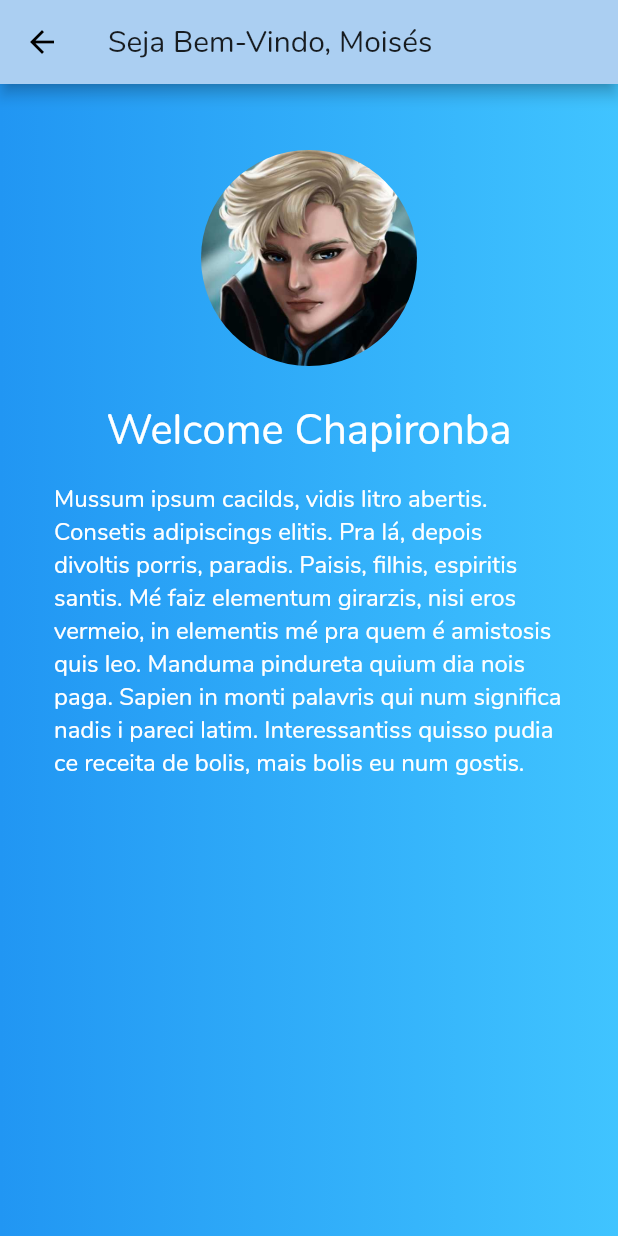
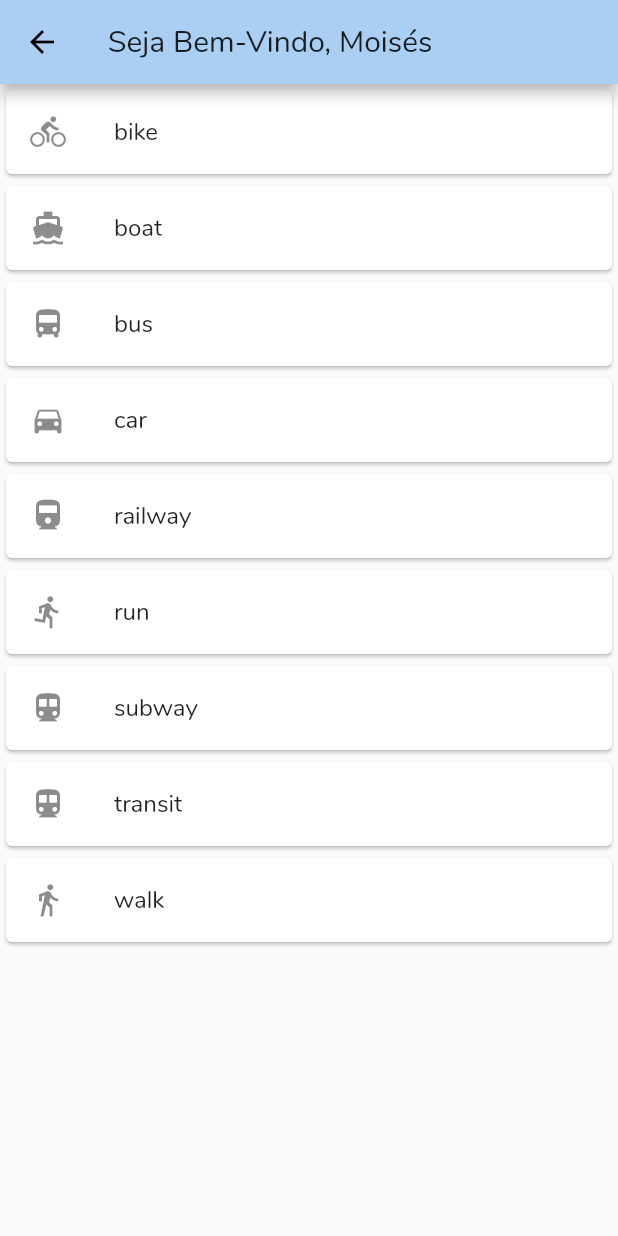
Before and after one commit to ElsonTMarques/MyDoctor, a Flutter app: the Receita screen opened by its route, on a phone screen of 412 x 824 dp. Run offline on Flutter 3.47's test engine with Material 2 defaults, Android fonts, the phone set to English and light mode, and no system bars.

Commit message:
Componentizacao do Drawer e inclusao List View

```diff
--- a/lib/drawer_menu.dart
+++ b/lib/drawer_menu.dart
@@ -1,10 +1,12 @@
 import 'package:flutter/material.dart';
-import 'package:my_doctor/receita/receita.dart';
+import 'package:my_doctor/receita.dart';
 
 class DrawerMenu extends StatelessWidget {
   @override
   Widget build(BuildContext context) {
-    return Container();
+    return Container(
+      child: _createDrawerList(context),
+    );
   }
 
   Widget _createDrawerList(BuildContext context) {
--- a/lib/home_page.dart
+++ b/lib/home_page.dart
@@ -1,5 +1,6 @@
 import 'package:flutter/material.dart';
-import 'package:my_doctor/receita/receita.dart';
+import 'package:my_doctor/drawer_menu.dart';
+import 'package:my_doctor/receita.dart';
 
 class HomePage extends StatelessWidget {
   static String tag = 'home-page';
@@ -53,6 +54,7 @@ class HomePage extends StatelessWidget {
         title: Text("Seja Bem-Vindo, Moisés"),
         backgroundColor: Color(0xffABCFF2),
       ),
+      drawer: DrawerMenu(),
       body: body,
       //drawer: _createDrawerList(context),
     );
--- a/lib/main.dart
+++ b/lib/main.dart
@@ -1,5 +1,5 @@
 import 'package:flutter/material.dart';
-import 'package:my_doctor/receita/receita.dart';
+import 'package:my_doctor/receita.dart';
 import 'login_page.dart';
 import 'home_page.dart';
 
--- /dev/null
+++ b/lib/receita.dart
@@ -0,0 +1,56 @@
+import 'package:flutter/material.dart';
+
+class Receita extends StatelessWidget {
+  static String tag = 'receita-page';
+
+  @override
+  Widget build(BuildContext context) {
+
+    // final body = Container(
+    //   width: MediaQuery.of(context).size.width,
+    //   padding: EdgeInsets.all(28.0),
+    //   decoration: BoxDecoration(
+    //     gradient: LinearGradient(colors: [
+    //       Colors.blue,
+    //       Colors.lightBlueAccent,
+    //     ]),
+    //   ),
+    // );
+
+    final body = Container(
+      child: _createMainList()
+    );
+
+    return Scaffold(
+      appBar: AppBar(
+        title: Text("Seja Bem-Vindo, Moisés"),
+        backgroundColor: Color(0xffABCFF2),
+      ),
+      body: body,
+    );
+  }
+
+  Widget _createMainList(){
+    final titles = ['bike', 'boat', 'bus', 'car',
+      'railway', 'run', 'subway', 'transit', 'walk'];
+
+      final icons = [Icons.directions_bike, Icons.directions_boat,
+      Icons.directions_bus, Icons.directions_car, Icons.directions_railway,
+      Icons.directions_run, Icons.directions_subway, Icons.directions_transit,
+      Icons.directions_walk];
+
+      return ListView.builder(
+        itemCount: titles.length,
+        itemBuilder: (context, index) {
+          return Card(
+            child: ListTile(
+              leading: Icon(icons[index]),
+              title: Text(titles[index], style: TextStyle(fontSize: 16),),
+            ),
+          );
+        },
+      );
+  }
+
+
+}
--- a/lib/receita/receita.dart
+++ /dev/null
@@ -1,136 +0,0 @@
-import 'package:flutter/material.dart';
-
-class Receita extends StatelessWidget {
-  static String tag = 'receita-page';
-
-  @override
-  Widget build(BuildContext context) {
-    final alucard = Hero(
-      tag: 'hero',
-      child: Padding(
-        padding: EdgeInsets.all(16.0),
-        child: CircleAvatar(
-          radius: 72.0,
-          backgroundColor: Colors.transparent,
-          backgroundImage: AssetImage('assets/alucard.jpg'),
-        ),
-      ),
-    );
-
-    final welcome = Padding(
-      padding: EdgeInsets.all(8.0),
-      child: Text(
-        'Welcome Chapironba',
-        style: TextStyle(fontSize: 28.0, color: Colors.white),
-      ),
-    );
-
-    final lorem = Padding(
-      padding: EdgeInsets.all(8.0),
-      child: Text(
-        'Mussum ipsum cacilds, vidis litro abertis. Consetis adipiscings elitis. Pra lá, depois divoltis porris, paradis. Paisis, filhis, espiritis santis. Mé faiz elementum girarzis, nisi eros vermeio, in elementis mé pra quem é amistosis quis leo. Manduma pindureta quium dia nois paga. Sapien in monti palavris qui num significa nadis i pareci latim. Interessantiss quisso pudia ce receita de bolis, mais bolis eu num gostis.',
-        style: TextStyle(fontSize: 16.0, color: Colors.white),
-      ),
-    );
-
-    final body = Container(
-      width: MediaQuery.of(context).size.width,
-      padding: EdgeInsets.all(28.0),
-      decoration: BoxDecoration(
-        gradient: LinearGradient(colors: [
-          Colors.blue,
-          Colors.lightBlueAccent,
-        ]),
-      ),
-      child: Column(
-        children: <Widget>[alucard, welcome, lorem],
-      ),
-    );
-
-    return Scaffold(
-      appBar: AppBar(
-        title: Text("Seja Bem-Vindo, Moisés"),
-        backgroundColor: Color(0xffABCFF2),
-      ),
-      body: body,
-      // drawer: _createDrawerList(context),
-    );
-  }
-
-  Widget _createDrawerList(BuildContext context) {
-    Size size = MediaQuery.of(context).size;
-    return SizedBox(
-        width: (size.width) - 90,
-        child: Drawer(
-          child: ListView(
-            padding: EdgeInsets.zero,
-            children: <Widget>[
-              _createHeader(),
-              _createDrawerItem(
-                icon: Icons.contacts,
-                text: 'Receitas',
-              ),
-              _createDrawerItem(
-                icon: Icons.contacts,
-                text: 'Remédios',
-              ),
-              _createDrawerItem(
-                icon: Icons.contacts,
-                text: 'Médico',
-              ),
-              _createDrawerItem(
-                icon: Icons.contacts,
-                text: 'Sair',
-              ),
-              ListTile(
-                title: Text('0.0.1'),
-                onTap: () {},
-              ),
-            ],
-          ),
-        ));
-  }
-
-  Widget _createHeader() {
-    return DrawerHeader(
-        margin: EdgeInsets.zero,
-        padding: EdgeInsets.zero,
-        decoration: BoxDecoration(
-          color: Color(0xffABCFF2),
-        ),
-        child: Row(
-            crossAxisAlignment: CrossAxisAlignment.center,
-            mainAxisAlignment: MainAxisAlignment.start,
-            children: <Widget>[
-              Container(
-                margin: EdgeInsets.all(20.0),
-                child: CircleAvatar(
-                  maxRadius: 35,
-                  backgroundColor: Colors.white,
-                  backgroundImage: AssetImage('assets/default_person.jpg'),
-                ),
-              ),
-              Text("Moisés Coelho",
-                  style: TextStyle(
-                      color: Colors.white,
-                      fontSize: 16.0,
-                      fontWeight: FontWeight.w900)),
-            ]));
-  }
-
-  Widget _createDrawerItem(
-      {IconData icon, String text, GestureTapCallback onTap}) {
-    return ListTile(
-      title: Row(
-        children: <Widget>[
-          Icon(icon),
-          Padding(
-            padding: EdgeInsets.only(left: 8.0),
-            child: Text(text),
-          )
-        ],
-      ),
-      onTap: onTap,
-    );
-  }
-}
```
